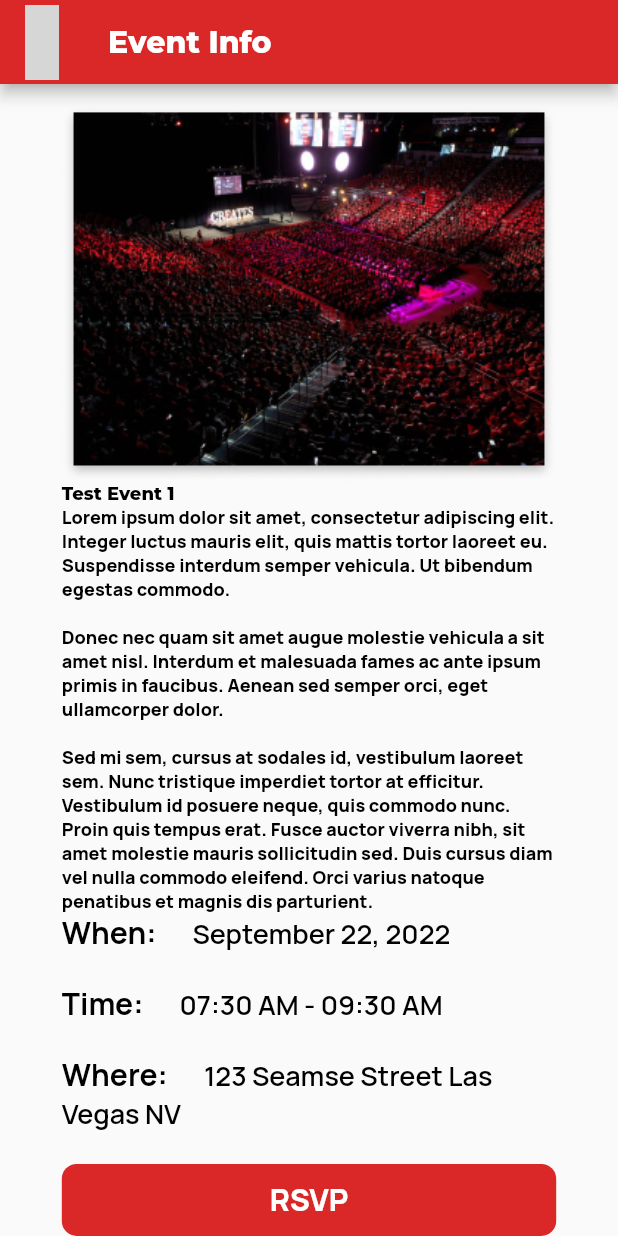
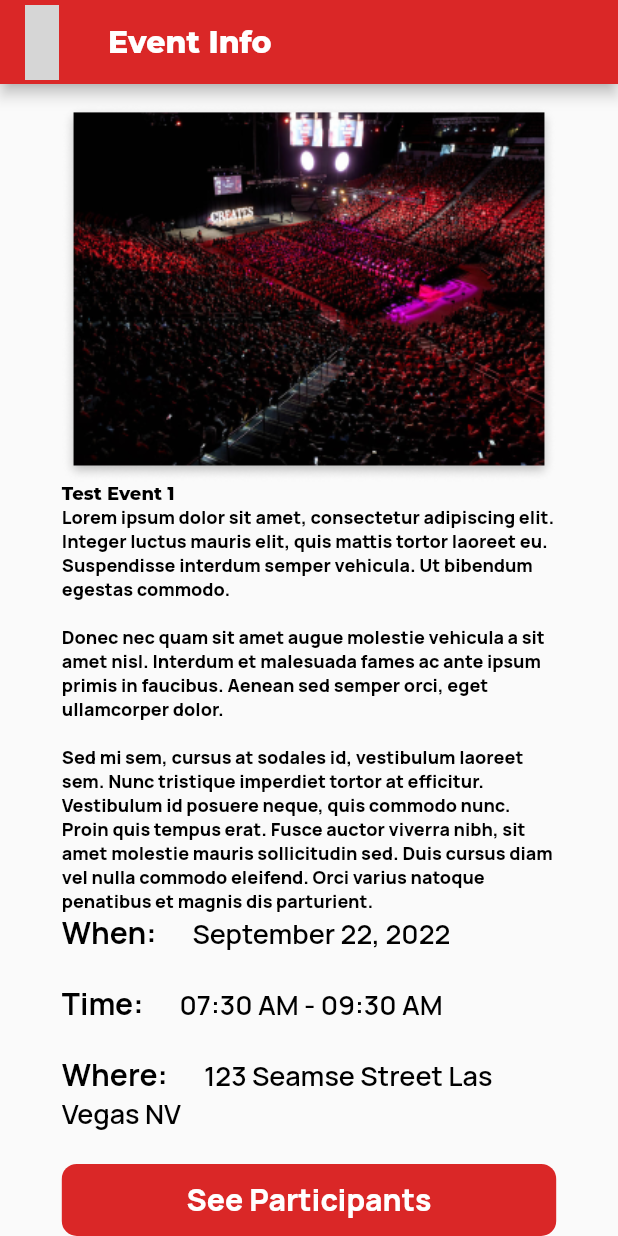
Before and after one commit to Zach-NVHD/unlv-mobile-, a Flutter app: the EventInfo screen opened directly with sample values from the repository, on a phone screen of 412 x 824 dp. Run offline on Flutter 3.47's test engine with Material 2 defaults, Android fonts, the phone set to English and light mode, and no system bars; our stand-ins replace cloud_firestore, firebase_storage, flutter_svg, google_fonts, image_picker, material_design_icons_flutter and 3 more; missing offline and left inert: qr_code_scanner; accounts and stored records are empty; grey boxes are pictures that could not be loaded.

Commit message:
Buttons Added See More Screen

```diff
--- a/lib/Screens/event_info.dart
+++ b/lib/Screens/event_info.dart
@@ -1,6 +1,7 @@
 import 'package:flutter/material.dart';
 import 'package:google_fonts/google_fonts.dart';
 import 'package:unlv_ceao_mobile_sign_in/Database/Scemas/event.dart';
+import 'package:unlv_ceao_mobile_sign_in/Logic/authentication_brain.dart';
 import 'package:unlv_ceao_mobile_sign_in/Widgets/unlv_app_bar.dart';
 import 'package:unlv_ceao_mobile_sign_in/Widgets/unlv_button.dart';
 import 'package:unlv_ceao_mobile_sign_in/constants.dart';
@@ -84,7 +85,29 @@ class _EventInfoState extends State<EventInfo> {
               ),
             ),
             SizedBox(height: MediaQuery.of(context).size.height * 0.025),
-            UNLVButton(
+            widget.event.isActive == true
+                ? const SizedBox()
+                : UNLVButton(
+                    isClickable: true,
+                    ontap: () {},
+                    text: 'Make Event Live',
+                  ),
+            SizedBox(
+                height: widget.event.isActive == true
+                    ? 0
+                    : MediaQuery.of(context).size.height * 0.025),
+            Authentication.isAdmin == false
+                ? const SizedBox()
+                : UNLVButton(
+                    isClickable: true,
+                    ontap: () {
+                      context.vxNav.push(Uri.parse(ScreeNames.qrCodeScreen));
+                    },
+                    text: 'See Participants',
+                  ),
+            Authentication.isAdmin
+                ? const SizedBox()
+                : UNLVButton(
                     isClickable: true,
                     ontap: () {
                       context.vxNav.push(Uri.parse(ScreeNames.qrCodeScreen));
```
Lines whose indentation alone changed are shown as unchanged.
